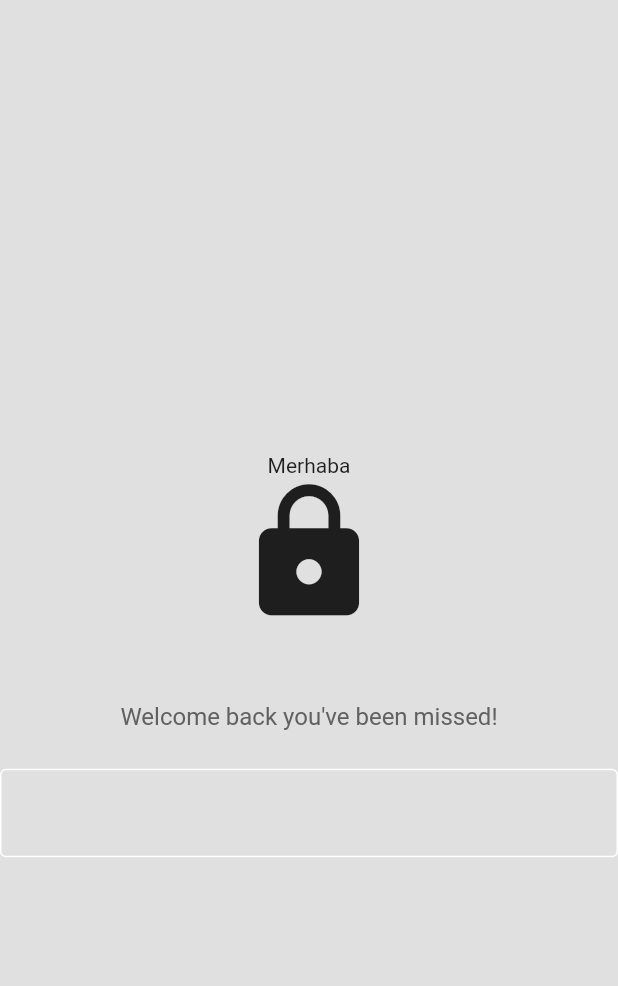
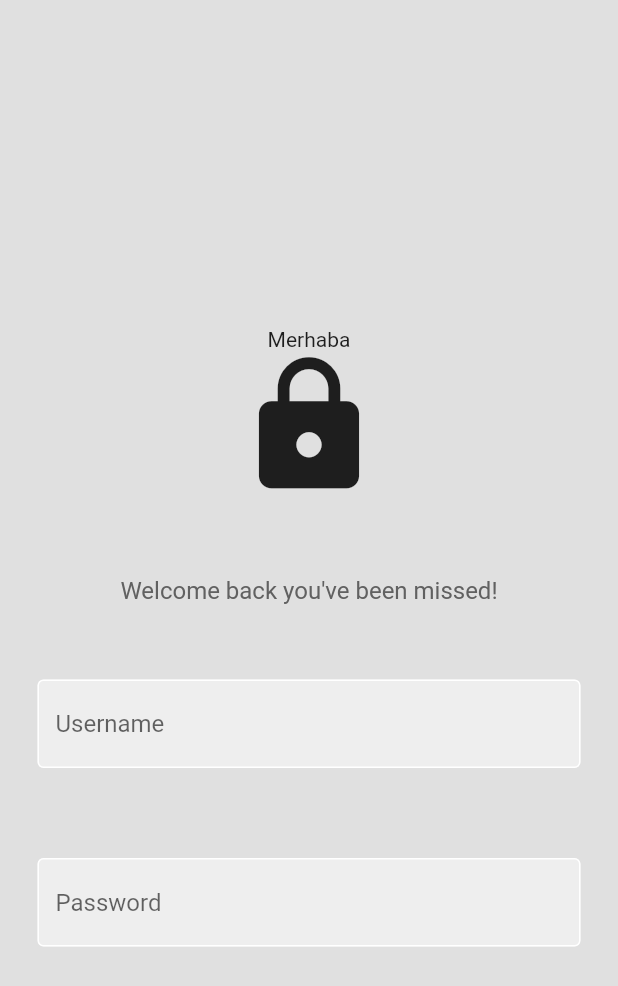
Before and after one commit to IsaTunahan/EverythingApp, a Flutter app: the screen it shows after launch, on a phone screen of 412 x 824 dp. Shown: the top 986 px of the screen. Run offline on Flutter 3.47's test engine with Material 2 defaults, Android fonts, the phone set to English and light mode, and no system bars.

Commit message:
Textfield Ayrıldı

```diff
--- /dev/null
+++ b/lib/components/my_textfield.dart
@@ -0,0 +1,35 @@
+import 'package:flutter/material.dart';
+
+class MyTextField extends StatelessWidget {
+  final controller;
+  final String hintText;
+  final bool obscureText;
+  const MyTextField(
+      {super.key,
+      required this.controller,
+      required this.hintText,
+      required this.obscureText});
+  @override
+  Widget build(BuildContext context) {
+    return Padding(
+      padding: const EdgeInsets.all(25.0),
+      child: TextField(
+        controller: controller,
+        obscureText: obscureText,
+        decoration: InputDecoration(
+          enabledBorder: const OutlineInputBorder(
+            borderSide: BorderSide(
+              color: Colors.white,
+            ),
+          ),
+          focusedBorder: OutlineInputBorder(
+            borderSide: BorderSide(color: Colors.grey.shade400),
+          ),
+          fillColor: Colors.grey[200],
+          filled: true,
+          hintText: hintText,
+        ),
+      ),
+    );
+  }
+}
--- a/lib/main.dart
+++ b/lib/main.dart
@@ -1,12 +1,12 @@
+import 'package:everything_app/components/my_textfield.dart';
 import 'package:flutter/material.dart';
 
 void main() {
-  runApp(const LoginPage());
+  runApp(LoginPage());
 }
 
 class LoginPage extends StatelessWidget {
   const LoginPage({super.key});
-
   @override
   Widget build(BuildContext context) {
     return MaterialApp(
@@ -17,7 +17,10 @@ class LoginPage extends StatelessWidget {
 }
 
 class MyHomePage extends StatelessWidget {
-  const MyHomePage({super.key});
+  MyHomePage({super.key});
+  // text editing controllers
+  final usernameController = TextEditingController();
+  final passwordConttoller = TextEditingController();
 
   @override
   Widget build(BuildContext context) {
@@ -49,15 +52,21 @@ class MyHomePage extends StatelessWidget {
               const SizedBox(
                 height: 25,
               ),
-              const TextField(
-                decoration: InputDecoration(
-                  enabledBorder: OutlineInputBorder(
-                    borderSide: BorderSide(
-                      color: Colors.white,
-                    ),
-                  ),
-                ),
-              )
+
+
+              MyTextField(
+                controller: usernameController,
+                hintText: 'Username',
+                obscureText: true,
+              ),
+              const SizedBox(
+                height: 10,
+              ),
+              MyTextField(
+                controller: passwordConttoller,
+                hintText: 'Password',
+                obscureText: true,
+              ),
             ],
           ),
         ),
```
